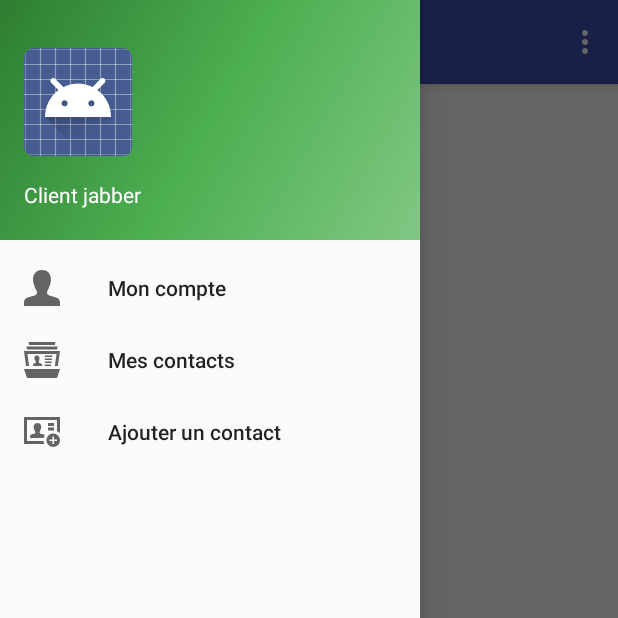
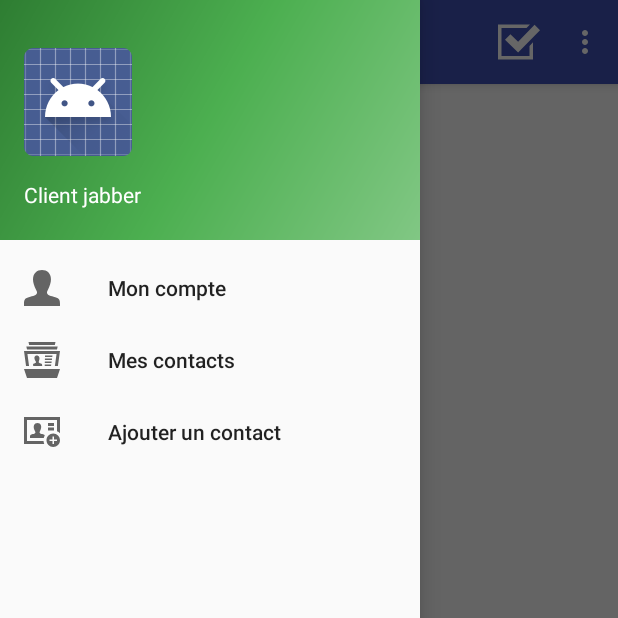
Before and after one commit to etna-octobre-2016/etna-3-programmation-mobile, an Android app: the fragment ContactListFragment placed in its activity, with the side drawer open, on a phone screen of 412 x 824 dp, the top half of it. Run offline under Robolectric (Android 15) with nearby library versions, the phone set to English and light mode, and no system bars; libraries missing offline, so code that uses them is left out: org.jivesoftware.smack, org.jivesoftware.smackx; pictures from the network do not load; 7 statements that could not run were skipped.

Commit message:
adds select icon and click listener

```diff
--- a/app/src/main/java/dev/etna/jabberclient/fragments/ContactListFragment.java
+++ b/app/src/main/java/dev/etna/jabberclient/fragments/ContactListFragment.java
@@ -5,6 +5,9 @@ import android.os.Bundle;
 import android.app.Fragment;
 import android.util.Log;
 import android.view.LayoutInflater;
+import android.view.Menu;
+import android.view.MenuInflater;
+import android.view.MenuItem;
 import android.view.View;
 import android.view.ViewGroup;
 import android.widget.AdapterView;
@@ -35,6 +38,19 @@ public class ContactListFragment extends Fragment implements ITaskObservable
     }
 
     @Override
+    public void onCreate (Bundle savedInstanceState)
+    {
+        super.onCreate(savedInstanceState);
+        setHasOptionsMenu(true);
+    }
+
+    @Override
+    public void onCreateOptionsMenu (Menu menu, MenuInflater inflater)
+    {
+        inflater.inflate(R.menu.contact_list_fragment, menu);
+    }
+
+    @Override
     public View onCreateView(LayoutInflater inflater, ViewGroup container, Bundle savedInstanceState)
     {
         // Inflate the layout for this fragment
@@ -45,6 +61,20 @@ public class ContactListFragment extends Fragment implements ITaskObservable
     public void onComplete()
     {
         this.addListeners();
+    }
+
+    @Override
+    public boolean onOptionsItemSelected(MenuItem item)
+    {
+        int itemID;
+
+        itemID = item.getItemId();
+        if (itemID == R.id.action_contact_list_select)
+        {
+            Log.d("ACTION", "contact-select");
+            return true;
+        }
+        return false;
     }
 
     ////////////////////////////////////////////////////////////
--- /dev/null
+++ b/app/src/main/res/drawable/ic_checkbox.xml
@@ -0,0 +1,13 @@
+<?xml version="1.0" encoding="utf-8"?>
+<vector xmlns:android="http://schemas.android.com/apk/res/android"
+        android:width="28dp"
+        android:height="28dp"
+        android:viewportWidth="24"
+        android:viewportHeight="24">
+
+    <path
+        android:fillColor="#FFFFFF"
+        android:pathData="M20 12.194v9.806h-20v-20h18.272l-1.951
+        2h-14.321v16h16v-5.768l2-2.038zm.904-10.027l-9.404 9.639-4.405-4.176-3.095 3.097
+        7.5 7.273 12.5-12.737-3.096-3.096z" />
+</vector>
--- /dev/null
+++ b/app/src/main/res/menu/contact_list_fragment.xml
@@ -0,0 +1,11 @@
+<?xml version="1.0" encoding="utf-8"?>
+<menu xmlns:android="http://schemas.android.com/apk/res/android"
+      xmlns:app="http://schemas.android.com/apk/res-auto">
+
+    <item
+        android:id="@+id/action_contact_list_select"
+        android:icon="@drawable/ic_checkbox"
+        android:orderInCategory="1"
+        android:title="@string/label_action_select"
+        app:showAsAction="always"/>
+</menu>
--- a/app/src/main/res/values/strings.xml
+++ b/app/src/main/res/values/strings.xml
@@ -5,6 +5,7 @@
     <string name="label_action_contact_add">Ajouter aux contacts</string>
     <string name="label_action_login">Se connecter</string>
     <string name="label_action_logout">Se déconnecter</string>
+    <string name="label_action_select">Sélectionner</string>
     <string name="label_contact_username">Nom d\'utilisateur du contact</string>
     <string name="label_password">Mot de passe</string>
     <string name="label_server_address">Adresse du serveur</string>
```
